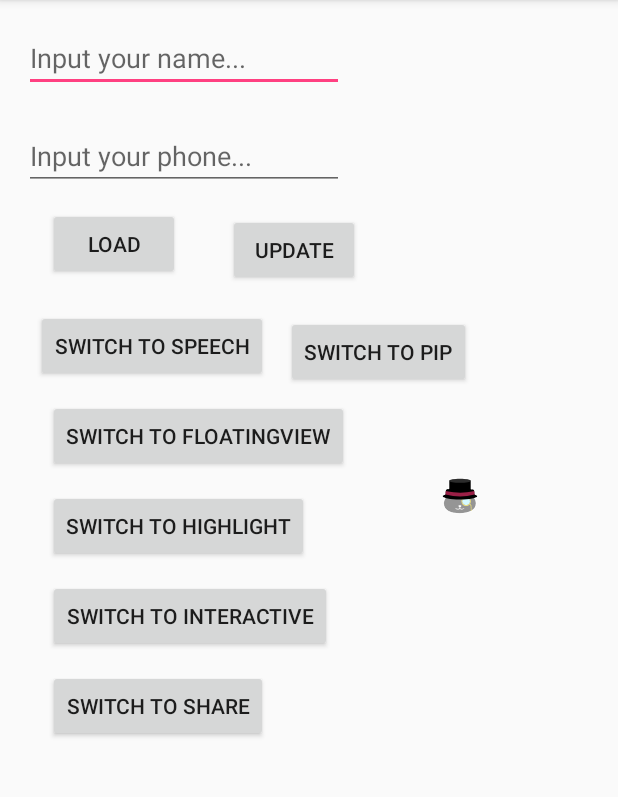
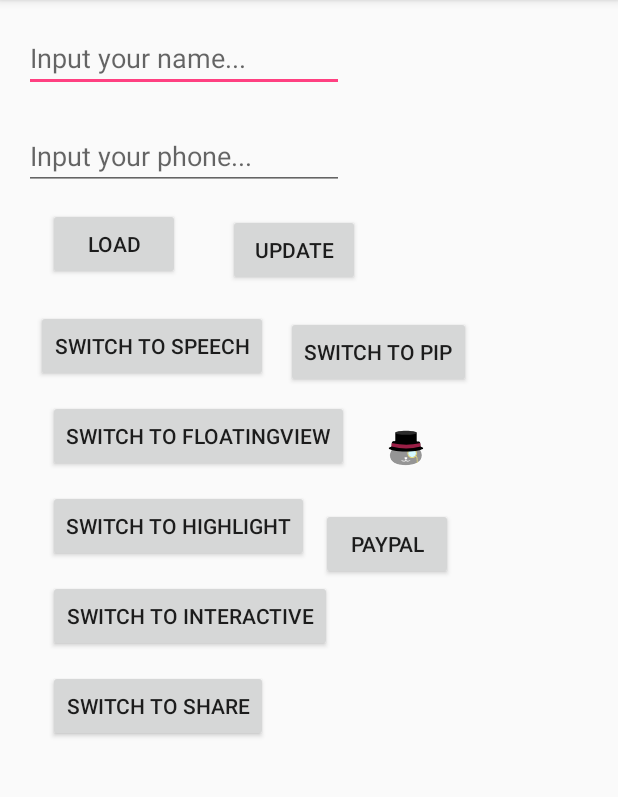
Before and after one commit to starjoyliu/Test2, an Android app: the screen it shows after launch (TestActivity), on a phone screen of 412 x 824 dp, the part 84-881 px from its top. Run offline under Robolectric (Android 15) with nearby library versions, the phone set to English and light mode, and no system bars; our stand-ins replace Firebase (no records; nobody signed in at launch, a user with empty details on screens opened directly); libraries missing offline, so code that uses them is left out: com.github.javiersantos.materialstyleddialogs, com.log, com.orm, com.twitter.sdk; pictures from the network do not load; 7 statements that could not run were skipped.

```diff
--- a/app/build.gradle
+++ b/app/build.gradle
@@ -98,6 +98,10 @@ dependencies {
      * lottie to show animation pic
      */
     compile 'com.airbnb.android:lottie:2.3.0'
+    /**
+     * Paypal api-16 (android 4.1.x higher)
+     */
+    compile 'com.paypal.sdk:paypal-android-sdk:2.15.3'
 }
 
 
--- a/app/src/main/AndroidManifest.xml
+++ b/app/src/main/AndroidManifest.xml
@@ -15,6 +15,8 @@
     <uses-permission android:name="android.permission.SYSTEM_ALERT_WINDOW" />
     <!-- 網路權限-->
     <uses-permission android:name="android.permission.INTERNET" />
+    <!-- paypal -->
+    <uses-sdk android:minSdkVersion="16" tools:overrideLibrary="com.paypal.android.sdk.payments"/>
 
     <application
         android:allowBackup="true"
@@ -116,8 +118,7 @@
             <!--</intent-filter>-->
         </activity>
         <activity android:name=".View.ShareView.ShareView"></activity>
-
-        <!-- twitter receive-->
+        <activity android:name=".View.PayPalActivity"></activity>
     </application>
 
 </manifest>
--- a/app/src/main/java/com/myapplication/View/test/TestActivity.java
+++ b/app/src/main/java/com/myapplication/View/test/TestActivity.java
@@ -22,6 +22,7 @@ import com.myapplication.Presenter.TestActivityPresenter;
 import com.myapplication.R;
 import com.myapplication.View.HighlightOuterFrame.HighlightOuterFrameView;
 import com.myapplication.View.InteractiveAnimationView.InteractiveAnimationView;
+import com.myapplication.View.PayPalActivity;
 import com.myapplication.View.ShareView.ShareView;
 import com.myapplication.View.base.BaseActivity;
 import com.myapplication.View.floatingview.FloatingViewActivity;
@@ -30,6 +31,7 @@ import com.myapplication.View.speech2text.Speech2TextActivity;
 import com.variable.UtilityAnimation;
 import com.variable.UtilityDialog;
 import com.variable.UtilityKeyboard;
+import com.variable.UtilityPermission;
 import com.variable.UtilityRes;
 import com.variable.UtilitySwitchActivity;
 import com.variable.UtilityToast;
@@ -39,11 +41,12 @@ import com.variable.UtilityUI;
  * Created by star on 2017/11/1.
  */
 
-public class TestActivity extends BaseActivity implements ITestActivity, View.OnClickListener {
+public class TestActivity extends BaseActivity implements ITestActivity, View.OnClickListener
+, UtilityPermission.CameraPermission {
     private final String TAG = TestActivity.class.getSimpleName();
 
     private Button btnLoad, btnUpdate, btnSpeech, btnPIP, btnFV, btnHighlight, btnInteractive;
-    private Button btnShare;
+    private Button btnShare, btnPaypal;
     private EditText etName, etPhone;
     private TestActivityPresenter testActivityPresenter;
     private UtilityUI utilityUI;
@@ -66,6 +69,7 @@ public class TestActivity extends BaseActivity implements ITestActivity, View.On
         btnHighlight = findViewById(R.id.btnHighlight);
         btnInteractive = findViewById(R.id.btnInteractive);
         btnShare = findViewById(R.id.btnShare);
+        btnPaypal = findViewById(R.id.btn_paypal);
 
         LottieAnimationView animationView = findViewById(R.id.animation_view);
         animationView.setAnimation("spinning_cat.json");
@@ -93,6 +97,7 @@ public class TestActivity extends BaseActivity implements ITestActivity, View.On
         btnHighlight.setOnClickListener(this);
         btnInteractive.setOnClickListener(this);
         btnShare.setOnClickListener(this);
+        btnPaypal.setOnClickListener(this);
     }
 
     @Override
@@ -236,6 +241,9 @@ public class TestActivity extends BaseActivity implements ITestActivity, View.On
             case R.id.btnShare:
                 UtilitySwitchActivity.getNewInstance().switchActivity(activity, ShareView.class, true);
                 break;
+            case R.id.btn_paypal:
+                UtilitySwitchActivity.getNewInstance().switchActivity(activity, PayPalActivity.class, true);
+                break;
             default:
                 Logger.v(TAG + " no match id");
                 break;
@@ -307,4 +315,9 @@ public class TestActivity extends BaseActivity implements ITestActivity, View.On
     private void switchToSignUp() {
 
     }
+
+    @Override
+    public void onCameraPermission(boolean hasPermission) {
+
+    }
 }
--- a/app/src/main/res/layout/activity_test.xml
+++ b/app/src/main/res/layout/activity_test.xml
@@ -113,8 +113,18 @@
         android:id="@+id/animation_view"
         android:layout_width="64dp"
         android:layout_height="64dp"
-        android:layout_marginStart="96dp"
-        android:layout_marginTop="40dp"
+        android:layout_marginStart="60dp"
+        android:layout_marginTop="8dp"
         app:layout_constraintStart_toEndOf="@+id/btnShare"
         app:layout_constraintTop_toBottomOf="@+id/pip_btn" />
+
+    <Button
+        android:id="@+id/btn_paypal"
+        android:layout_width="wrap_content"
+        android:layout_height="wrap_content"
+        android:layout_marginStart="8dp"
+        android:layout_marginTop="8dp"
+        android:text="@string/activity_switch_paypal_view"
+        app:layout_constraintStart_toEndOf="@+id/btnHighlight"
+        app:layout_constraintTop_toBottomOf="@+id/animation_view" />
 </android.support.constraint.ConstraintLayout>
--- a/app/src/main/res/values/strings.xml
+++ b/app/src/main/res/values/strings.xml
@@ -48,6 +48,7 @@
     <string name="activity_switch_highlight_view">Switch To Highlight</string>
     <string name="activity_switch_Interactive_view">Switch To Interactive</string>
     <string name="activity_switch_share_view">Switch To Share</string>
+    <string name="activity_switch_paypal_view">Paypal</string>
 
     <!-- Speech2TextActivity-->
     <string name="activity_speech_text">Speech</string>
```
Also changed, not shown: app/src/main/java/com/myapplication/View/PayPalActivity.java (added, +61 -0 lines), variable/src/main/java/com/variable/UtilityPermission.java (+45 -5 lines).
